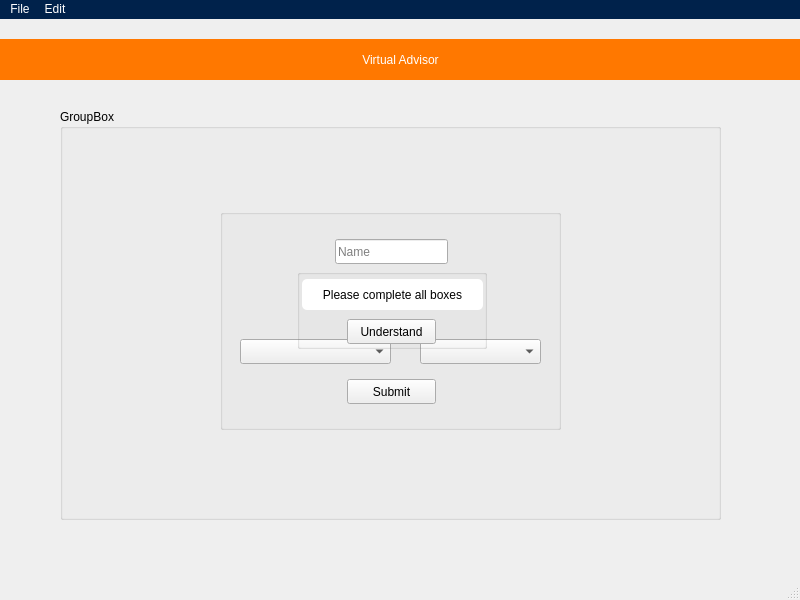
Above: mainwindow.ui from Jogata5/Virtual_Advisor before the change. Below: the same form after it.
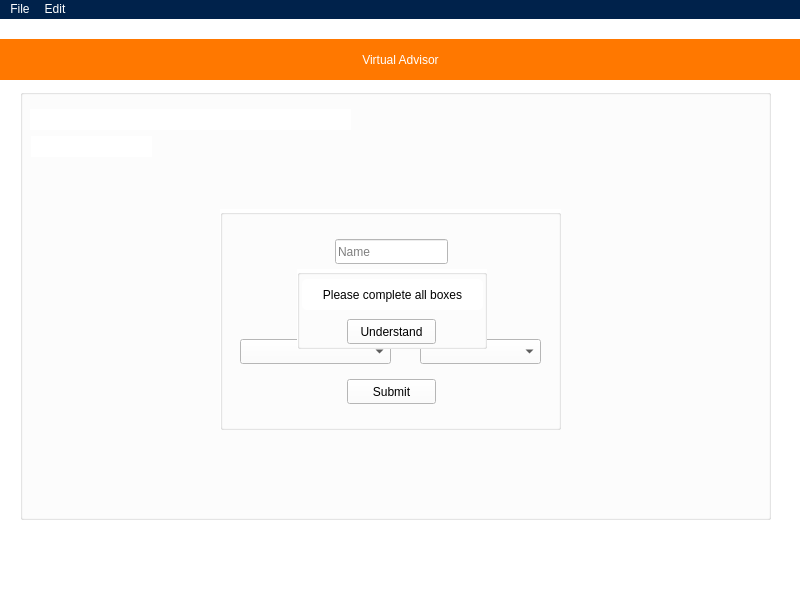
That is the form after the change.

Commit message: UI is looking good

```diff
--- a/mainwindow.ui
+++ b/mainwindow.ui
@@ -13,6 +13,9 @@
   <property name="windowTitle">
    <string>MainWindow</string>
   </property>
+  <property name="styleSheet">
+   <string notr="true">background-color: rgb(255, 255, 255);</string>
+  </property>
   <widget class="QWidget" name="centralwidget">
    <widget class="QGroupBox" name="loginGroupBox">
     <property name="geometry">
@@ -177,15 +180,54 @@
    <widget class="QGroupBox" name="resultsGroupBox">
     <property name="geometry">
      <rect>
-      <x>60</x>
-      <y>90</y>
-      <width>661</width>
-      <height>411</height>
+      <x>20</x>
+      <y>70</y>
+      <width>751</width>
+      <height>431</height>
      </rect>
     </property>
     <property name="title">
-     <string>GroupBox</string>
+     <string/>
     </property>
+    <widget class="QLabel" name="resultsNameLabel">
+     <property name="geometry">
+      <rect>
+       <x>10</x>
+       <y>20</y>
+       <width>321</width>
+       <height>21</height>
+      </rect>
+     </property>
+     <property name="styleSheet">
+      <string notr="true">font: 700 18pt &quot;Umpush&quot;;</string>
+     </property>
+     <property name="text">
+      <string/>
+     </property>
+     <property name="textInteractionFlags">
+      <set>Qt::NoTextInteraction</set>
+     </property>
+    </widget>
+    <widget class="QLabel" name="resultsCWIDLabel">
+     <property name="geometry">
+      <rect>
+       <x>11</x>
+       <y>47</y>
+       <width>121</width>
+       <height>21</height>
+      </rect>
+     </property>
+     <property name="styleSheet">
+      <string notr="true">
+font: 300 10pt &quot;Umpush&quot;;</string>
+     </property>
+     <property name="text">
+      <string/>
+     </property>
+     <property name="textInteractionFlags">
+      <set>Qt::NoTextInteraction</set>
+     </property>
+    </widget>
    </widget>
    <zorder>resultsGroupBox</zorder>
    <zorder>loginGroupBox</zorder>
```
The commit also changes 1 other file.
